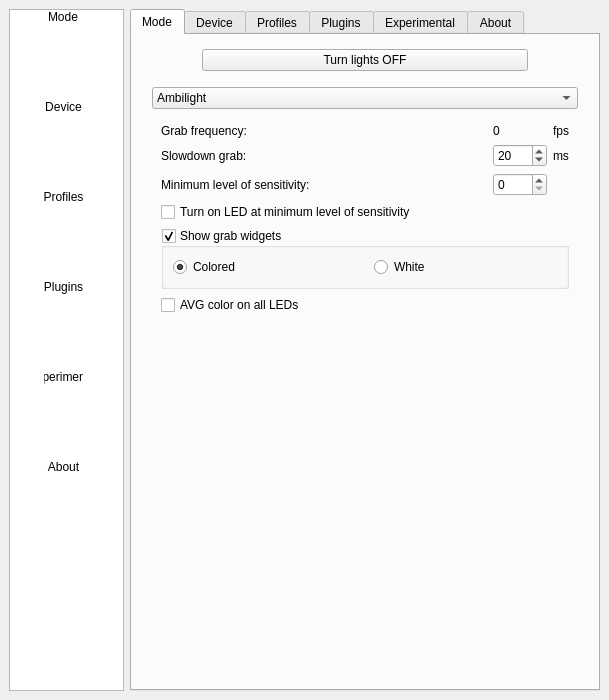
Before: the Qt Designer form Software/src/SettingsWindow.ui in Atarity/Lightpack, drawn with Qt 5.
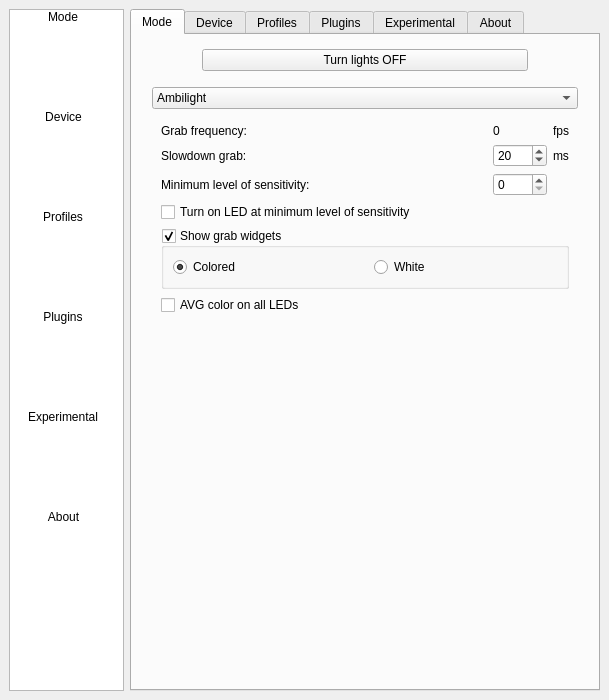
After: the same form once the commit is applied. The open tabs and pages were chosen to show the change. Icons and pictures are not drawn. Custom widgets are drawn as their Qt base class.

Commit message: ListWidget labels margins are fixed

Patch:
```diff
--- a/Software/src/SettingsWindow.ui
+++ b/Software/src/SettingsWindow.ui
@@ -72,6 +72,12 @@
         <height>16777208</height>
        </size>
       </property>
+      <property name="layoutDirection">
+       <enum>Qt::LeftToRight</enum>
+      </property>
+      <property name="frameShape">
+       <enum>QFrame::StyledPanel</enum>
+      </property>
       <property name="verticalScrollBarPolicy">
        <enum>Qt::ScrollBarAlwaysOff</enum>
       </property>
@@ -108,14 +114,14 @@
       <property name="gridSize">
        <size>
         <width>107</width>
-        <height>90</height>
+        <height>100</height>
        </size>
       </property>
       <property name="viewMode">
        <enum>QListView::IconMode</enum>
       </property>
       <property name="uniformItemSizes">
-       <bool>true</bool>
+       <bool>false</bool>
       </property>
       <property name="selectionRectVisible">
        <bool>true</bool>
@@ -124,6 +130,9 @@
        <property name="text">
         <string>Mode</string>
        </property>
+       <property name="textAlignment">
+        <set>AlignHCenter|AlignTop</set>
+       </property>
        <property name="background">
         <brush brushstyle="NoBrush">
          <color alpha="255">
@@ -145,6 +154,9 @@
        <property name="text">
         <string>Device</string>
        </property>
+       <property name="textAlignment">
+        <set>AlignHCenter|AlignTop</set>
+       </property>
        <property name="icon">
         <iconset resource="../res/LightpackResources.qrc">
          <normaloff>:/icons/device.png</normaloff>:/icons/device.png</iconset>
@@ -157,6 +169,9 @@
        <property name="text">
         <string>Profiles</string>
        </property>
+       <property name="textAlignment">
+        <set>AlignHCenter|AlignTop</set>
+       </property>
        <property name="icon">
         <iconset resource="../res/LightpackResources.qrc">
          <normaloff>:/icons/profiles2.png</normaloff>:/icons/profiles2.png</iconset>
@@ -169,6 +184,9 @@
        <property name="text">
         <string>Plugins</string>
        </property>
+       <property name="textAlignment">
+        <set>AlignHCenter|AlignTop</set>
+       </property>
        <property name="icon">
         <iconset resource="../res/LightpackResources.qrc">
          <normaloff>:/icons/plugins.png</normaloff>:/icons/plugins.png</iconset>
@@ -181,6 +199,9 @@
        <property name="text">
         <string>Experimental</string>
        </property>
+       <property name="textAlignment">
+        <set>AlignHCenter|AlignTop</set>
+       </property>
        <property name="icon">
         <iconset resource="../res/LightpackResources.qrc">
          <normaloff>:/icons/nerd2.png</normaloff>:/icons/nerd2.png</iconset>
@@ -193,6 +214,9 @@
        <property name="text">
         <string>About</string>
        </property>
+       <property name="textAlignment">
+        <set>AlignHCenter|AlignTop</set>
+       </property>
        <property name="icon">
         <iconset resource="../res/LightpackResources.qrc">
          <normaloff>:/icons/about.png</normaloff>:/icons/about.png</iconset>
@@ -218,7 +242,7 @@
        <enum>QTabWidget::Rounded</enum>
       </property>
       <property name="currentIndex">
-       <number>5</number>
+       <number>0</number>
       </property>
       <widget class="QWidget" name="tabSoftwareOptions">
        <property name="enabled">
```
